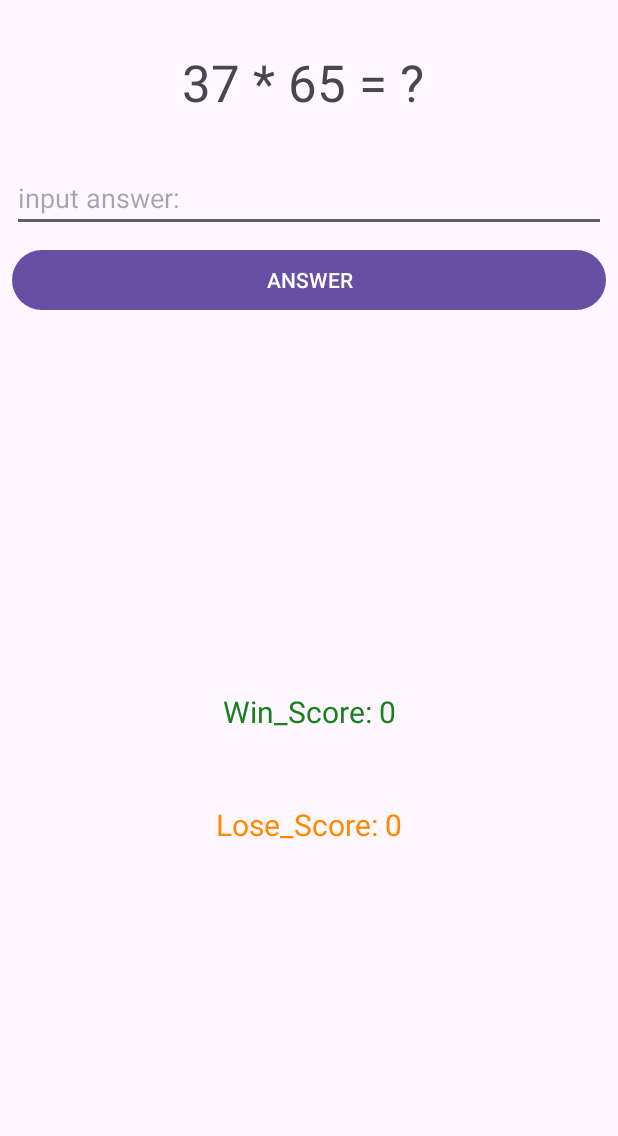
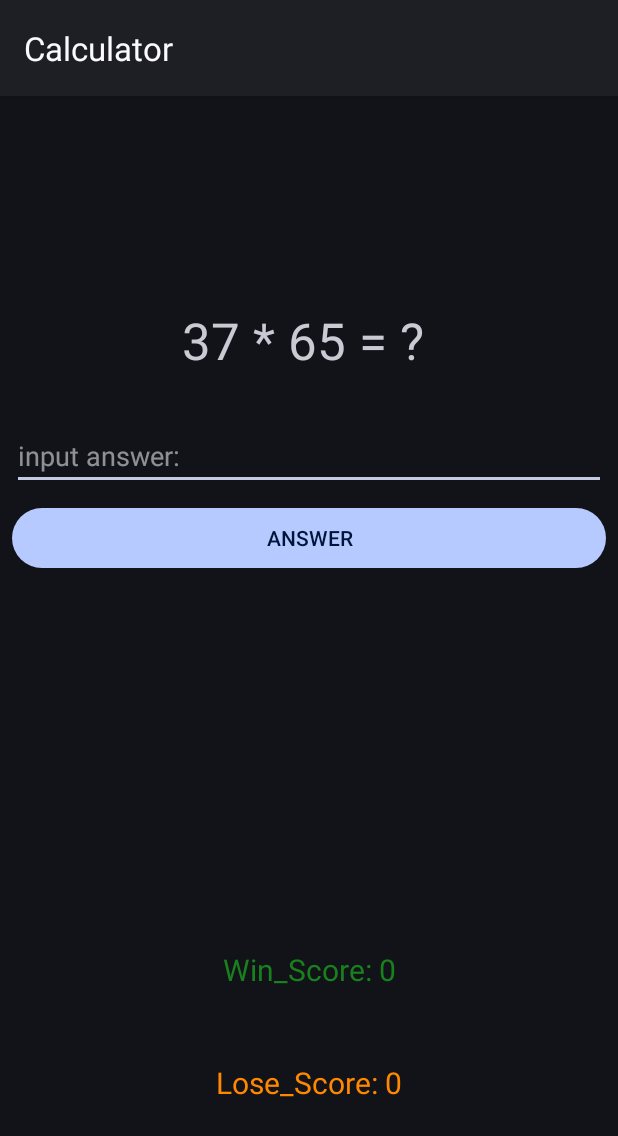
Before and after one commit to Nikrusskih/MathTrainer, an Android app: the screen it shows after launch (MainActivity), on a phone screen of 412 x 824 dp. Shown: the top 1136 px of the screen. Run offline under Robolectric (Android 15) with nearby library versions, the phone set to English and light mode, and no system bars.

Commit message:
add dark theme

```diff
--- a/app/src/main/res/layout/activity_main.xml
+++ b/app/src/main/res/layout/activity_main.xml
@@ -11,7 +11,7 @@
         android:id="@+id/textViewExample"
         android:layout_width="wrap_content"
         android:layout_height="wrap_content"
-        android:layout_marginTop="32dp"
+        android:layout_marginTop="140dp"
         android:text="@string/example"
         android:textSize="34sp"
         app:layout_constraintEnd_toEndOf="parent"
--- a/app/src/main/res/values/themes.xml
+++ b/app/src/main/res/values/themes.xml
@@ -1,6 +1,6 @@
 <resources xmlns:tools="http://schemas.android.com/tools">
     <!-- Base application theme. -->
-    <style name="Base.Theme.Calculator" parent="Theme.Material3.DayNight.NoActionBar">
+    <style name="Base.Theme.Calculator" parent="Theme.Material3.DynamicColors.Dark">
         <!-- Customize your light theme here. -->
         <!-- <item name="colorPrimary">@color/my_light_primary</item> -->
     </style>
```
